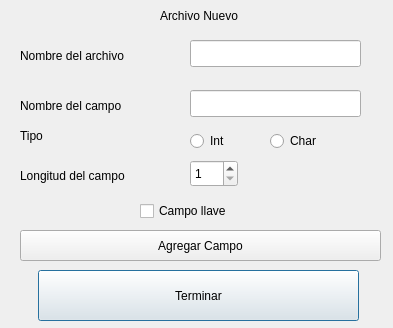
The window that dnuevo.ui (kevinPinzon/Proyecto-Orga) describes before a commit, drawn with Qt 5.
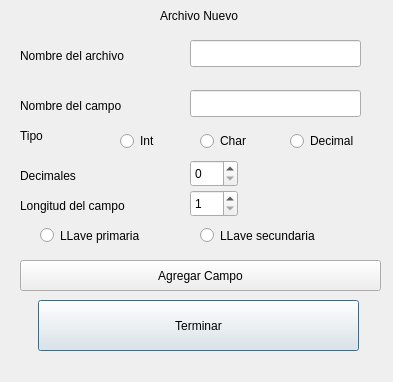
The same window after the commit.

Commit message: agregando clase campo

```diff
--- a/dnuevo.ui
+++ b/dnuevo.ui
@@ -7,7 +7,7 @@
     <x>0</x>
     <y>0</y>
     <width>393</width>
-    <height>328</height>
+    <height>382</height>
    </rect>
   </property>
   <property name="windowTitle">
@@ -16,7 +16,7 @@
   <widget class="QRadioButton" name="rb_int">
    <property name="geometry">
     <rect>
-     <x>190</x>
+     <x>120</x>
      <y>130</y>
      <width>51</width>
      <height>22</height>
@@ -29,7 +29,7 @@
   <widget class="QRadioButton" name="rb_char">
    <property name="geometry">
     <rect>
-     <x>270</x>
+     <x>200</x>
      <y>130</y>
      <width>71</width>
      <height>22</height>
@@ -56,7 +56,7 @@
    <property name="geometry">
     <rect>
      <x>38</x>
-     <y>270</y>
+     <y>300</y>
      <width>321</width>
      <height>51</height>
     </rect>
@@ -82,7 +82,7 @@
    <property name="geometry">
     <rect>
      <x>20</x>
-     <y>230</y>
+     <y>260</y>
      <width>361</width>
      <height>31</height>
     </rect>
@@ -95,7 +95,7 @@
    <property name="geometry">
     <rect>
      <x>20</x>
-     <y>160</y>
+     <y>190</y>
      <width>141</width>
      <height>31</height>
     </rect>
@@ -117,19 +117,6 @@
     <string>Nombre del campo</string>
    </property>
   </widget>
-  <widget class="QCheckBox" name="cbx_llave">
-   <property name="geometry">
-    <rect>
-     <x>140</x>
-     <y>200</y>
-     <width>121</width>
-     <height>22</height>
-    </rect>
-   </property>
-   <property name="text">
-    <string>Campo llave</string>
-   </property>
-  </widget>
   <widget class="QLabel" name="label_2">
    <property name="geometry">
     <rect>
@@ -157,7 +144,7 @@
    <property name="geometry">
     <rect>
      <x>190</x>
-     <y>160</y>
+     <y>190</y>
      <width>48</width>
      <height>27</height>
     </rect>
@@ -176,6 +163,89 @@
     </rect>
    </property>
   </widget>
+  <widget class="QRadioButton" name="rb_primaria">
+   <property name="geometry">
+    <rect>
+     <x>40</x>
+     <y>220</y>
+     <width>131</width>
+     <height>31</height>
+    </rect>
+   </property>
+   <property name="text">
+    <string>LLave primaria</string>
+   </property>
+   <attribute name="buttonGroup">
+    <string notr="true">tipoLLave</string>
+   </attribute>
+  </widget>
+  <widget class="QRadioButton" name="rd_secundaria">
+   <property name="geometry">
+    <rect>
+     <x>200</x>
+     <y>220</y>
+     <width>141</width>
+     <height>31</height>
+    </rect>
+   </property>
+   <property name="text">
+    <string>LLave secundaria</string>
+   </property>
+   <attribute name="buttonGroup">
+    <string notr="true">tipoLLave</string>
+   </attribute>
+  </widget>
+  <widget class="QRadioButton" name="rb_decimal">
+   <property name="geometry">
+    <rect>
+     <x>290</x>
+     <y>130</y>
+     <width>91</width>
+     <height>22</height>
+    </rect>
+   </property>
+   <property name="text">
+    <string>Decimal</string>
+   </property>
+   <attribute name="buttonGroup">
+    <string notr="true">fileType</string>
+   </attribute>
+  </widget>
+  <widget class="QSpinBox" name="sp_decimales">
+   <property name="geometry">
+    <rect>
+     <x>190</x>
+     <y>160</y>
+     <width>48</width>
+     <height>27</height>
+    </rect>
+   </property>
+   <property name="minimum">
+    <number>0</number>
+   </property>
+   <property name="maximum">
+    <number>5</number>
+   </property>
+   <property name="singleStep">
+    <number>1</number>
+   </property>
+   <property name="value">
+    <number>0</number>
+   </property>
+  </widget>
+  <widget class="QLabel" name="label_6">
+   <property name="geometry">
+    <rect>
+     <x>20</x>
+     <y>160</y>
+     <width>141</width>
+     <height>31</height>
+    </rect>
+   </property>
+   <property name="text">
+    <string>Decimales</string>
+   </property>
+  </widget>
  </widget>
  <resources/>
  <connections/>
```
Left out of the diff: 10 changed lines with no effect on the pictures. The commit also changes 6 other files.
